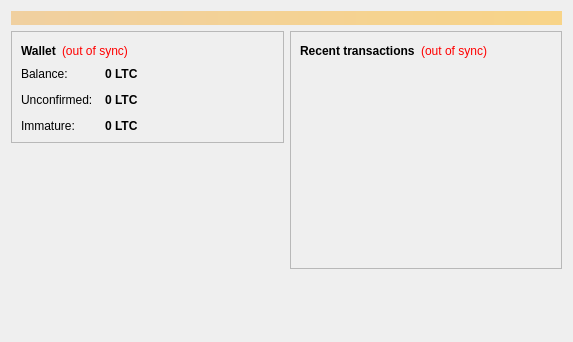
Above: src/qt/forms/overviewpage.ui from roulettecoin/roulettecoin before the change. Below: the same form after it.
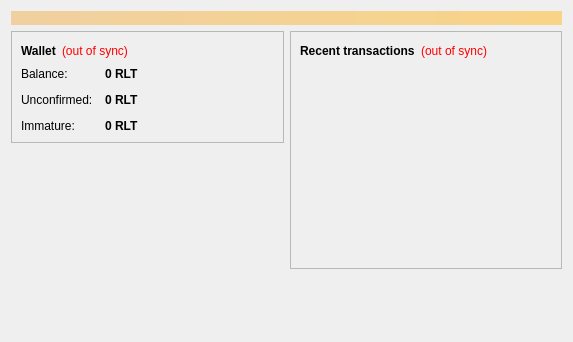
That is the form after the change.

Diff of the .ui file:
```diff
--- a/src/qt/forms/overviewpage.ui
+++ b/src/qt/forms/overviewpage.ui
@@ -122,7 +122,7 @@
                <string>Your current balance</string>
               </property>
               <property name="text">
-               <string notr="true">0 LTC</string>
+               <string notr="true">0 RLT</string>
               </property>
               <property name="textInteractionFlags">
                <set>Qt::LinksAccessibleByMouse|Qt::TextSelectableByKeyboard|Qt::TextSelectableByMouse</set>
@@ -151,7 +151,7 @@
                <string>Total of transactions that have yet to be confirmed, and do not yet count toward the current balance</string>
               </property>
               <property name="text">
-               <string notr="true">0 LTC</string>
+               <string notr="true">0 RLT</string>
               </property>
               <property name="textInteractionFlags">
                <set>Qt::LinksAccessibleByMouse|Qt::TextSelectableByKeyboard|Qt::TextSelectableByMouse</set>
@@ -177,7 +177,7 @@
                <string>Mined balance that has not yet matured</string>
               </property>
               <property name="text">
-               <string notr="true">0 LTC</string>
+               <string notr="true">0 RLT</string>
               </property>
               <property name="textInteractionFlags">
                <set>Qt::LinksAccessibleByMouse|Qt::TextSelectableByKeyboard|Qt::TextSelectableByMouse</set>
```
